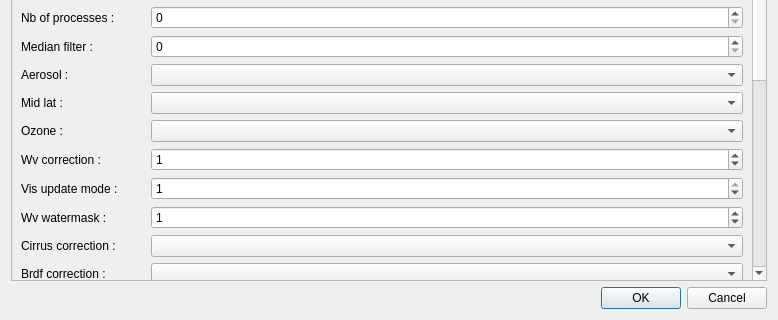
Above: sen2cor_adapter_dialog_base.ui from MathisRD/sen2cor_adapter before the change; both pictures show x 0 to 778 and y 184 to 504 of the 778 by 504 pixel window. Below: the same form after it.
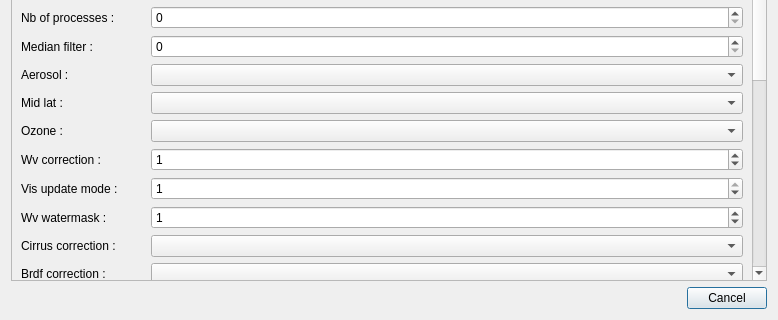
That is the form after the change. Custom widgets are drawn as their Qt base class.

Commit message: Added custom run button

```diff
--- a/sen2cor_adapter_dialog_base.ui
+++ b/sen2cor_adapter_dialog_base.ui
@@ -20,7 +20,7 @@
       <enum>Qt::Horizontal</enum>
      </property>
      <property name="standardButtons">
-      <set>QDialogButtonBox::Cancel|QDialogButtonBox::Ok</set>
+      <set>QDialogButtonBox::Cancel</set>
      </property>
     </widget>
    </item>
```
The commit also changes 2 other files.
